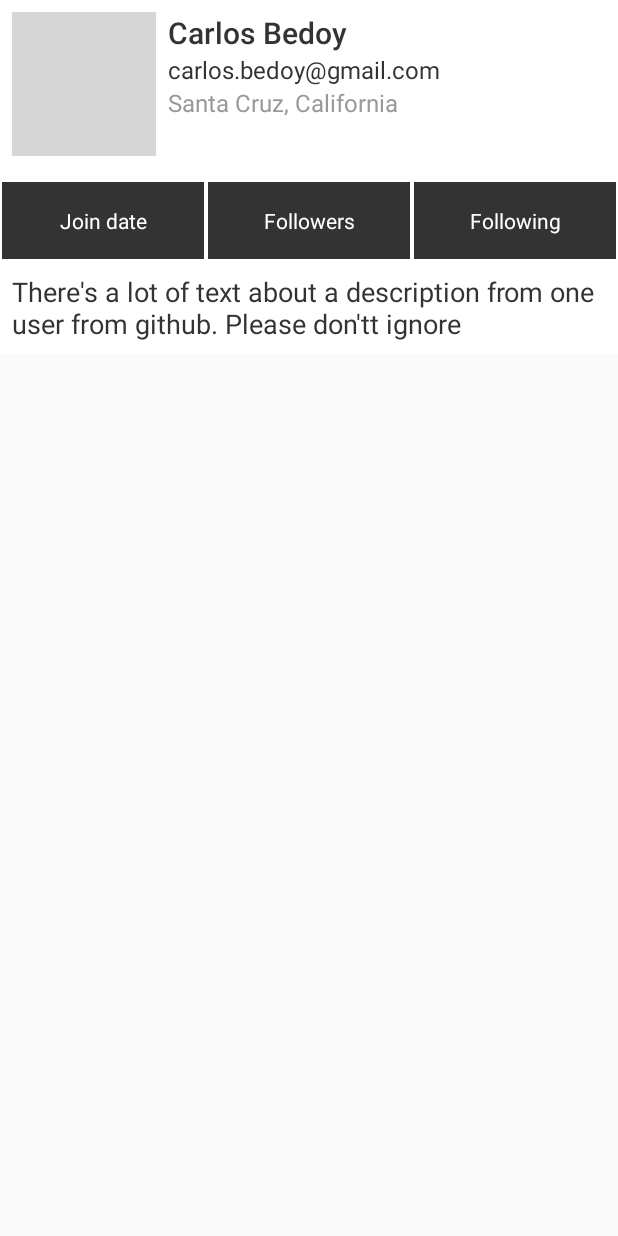
After one commit to carlosbsys/t-mobile-github, an Android app: the layout profile_item.xml on its own in the app's theme, with its tools: preview values and no code run, on a phone screen of 412 x 824 dp. The commit adds this screen. Run offline under Robolectric (Android 15) with nearby library versions, the phone set to English and light mode, and no system bars; grey boxes are pictures that could not be loaded.

Commit message:
Added holders, navigation and items

```diff
--- a/app/src/main/AndroidManifest.xml
+++ b/app/src/main/AndroidManifest.xml
@@ -1,6 +1,9 @@
 <?xml version="1.0" encoding="utf-8"?>
 <manifest xmlns:android="http://schemas.android.com/apk/res/android"
+    xmlns:tools="http://schemas.android.com/tools"
     package="mobile.github">
+
+    <uses-permission android:name="android.permission.INTERNET"/>
 
     <application
         android:allowBackup="true"
@@ -8,7 +11,8 @@
         android:label="@string/app_name"
         android:roundIcon="@mipmap/ic_launcher_round"
         android:supportsRtl="true"
-        android:theme="@style/AppTheme">
+        android:theme="@style/AppTheme"
+        tools:ignore="GoogleAppIndexingWarning">
         <activity android:name=".MainActivity">
             <intent-filter>
                 <action android:name="android.intent.action.MAIN" />
--- /dev/null
+++ b/app/src/main/res/layout/profile_item.xml
@@ -0,0 +1,134 @@
+<?xml version="1.0" encoding="utf-8"?>
+<androidx.constraintlayout.widget.ConstraintLayout xmlns:android="http://schemas.android.com/apk/res/android"
+    xmlns:app="http://schemas.android.com/apk/res-auto"
+    xmlns:tools="http://schemas.android.com/tools"
+    android:orientation="vertical"
+    android:background="@color/white_color"
+    android:layout_width="match_parent"
+    android:layout_height="wrap_content">
+
+    <ImageView
+        android:id="@+id/profile_item_avatar"
+        android:layout_width="96dp"
+        android:layout_height="96dp"
+        android:layout_margin="8dp"
+        android:layout_marginStart="8dp"
+        android:layout_marginTop="8dp"
+        app:layout_constraintStart_toStartOf="parent"
+        app:layout_constraintTop_toTopOf="parent"
+        tools:srcCompat="@tools:sample/avatars" />
+
+    <TextView
+        android:id="@+id/profile_item_nickname"
+        android:layout_width="0dp"
+        android:layout_height="wrap_content"
+        android:layout_marginStart="8dp"
+        android:layout_marginTop="8dp"
+        android:layout_marginEnd="8dp"
+        android:fontFamily="sans-serif-medium"
+        android:text="Carlos Bedoy"
+        android:textColor="@color/black_primary"
+        android:textSize="20sp"
+        app:layout_constraintEnd_toEndOf="parent"
+        app:layout_constraintStart_toEndOf="@+id/profile_item_avatar"
+        app:layout_constraintTop_toTopOf="parent" />
+
+    <TextView
+        android:id="@+id/profile_item_email"
+        android:layout_width="0dp"
+        android:layout_height="wrap_content"
+        android:layout_marginStart="8dp"
+        android:layout_marginEnd="8dp"
+        android:fontFamily="sans-serif"
+        android:text="carlos.bedoy@gmail.com"
+        android:textColor="@color/black_primary"
+        android:textSize="16sp"
+        app:layout_constraintEnd_toEndOf="parent"
+        app:layout_constraintStart_toEndOf="@+id/profile_item_avatar"
+        app:layout_constraintTop_toBottomOf="@+id/profile_item_nickname" />
+
+    <TextView
+        android:id="@+id/profile_item_location"
+        android:layout_width="0dp"
+        android:layout_height="wrap_content"
+        android:layout_marginStart="8dp"
+        android:layout_marginEnd="8dp"
+        android:fontFamily="sans-serif"
+        android:text="Santa Cruz, California"
+        android:textColor="@color/black_hint"
+        android:textSize="16sp"
+        app:layout_constraintEnd_toEndOf="parent"
+        app:layout_constraintStart_toEndOf="@+id/profile_item_avatar"
+        app:layout_constraintTop_toBottomOf="@+id/profile_item_email" />
+
+
+    <LinearLayout
+        android:id="@+id/profile_item_sub_container"
+        android:layout_marginTop="16dp"
+        android:layout_width="match_parent"
+        android:layout_height="wrap_content"
+        android:orientation="horizontal"
+        android:background="@color/white_color"
+        app:layout_constraintTop_toBottomOf="@+id/profile_item_avatar"
+        tools:layout_editor_absoluteX="0dp">
+
+        <TextView
+            android:layout_margin="1dp"
+            android:id="@+id/profile_item_join_date"
+            android:layout_width="match_parent"
+            android:layout_height="wrap_content"
+            android:layout_weight="1"
+            android:fontFamily="sans-serif"
+            android:text="Join date"
+            android:paddingTop="16dp"
+            android:paddingBottom="16dp"
+            android:background="@color/black_primary"
+            android:gravity="center"
+            android:textColor="@color/white_color"
+            android:textSize="14sp" />
+
+        <TextView
+            android:layout_margin="1dp"
+            android:id="@+id/profile_item_followers"
+            android:layout_width="match_parent"
+            android:layout_height="wrap_content"
+            android:layout_weight="1"
+            android:fontFamily="sans-serif"
+            android:text="Followers"
+            android:paddingTop="16dp"
+            android:paddingBottom="16dp"
+            android:background="@color/black_primary"
+            android:gravity="center"
+            android:textColor="@color/white_color"
+            android:textSize="14sp" />
+
+        <TextView
+            android:layout_margin="1dp"
+            android:id="@+id/profile_item_following"
+            android:layout_width="match_parent"
+            android:layout_height="wrap_content"
+            android:layout_weight="1"
+            android:fontFamily="sans-serif"
+            android:text="Following"
+            android:paddingTop="16dp"
+            android:paddingBottom="16dp"
+            android:background="@color/black_primary"
+            android:gravity="center"
+            android:textColor="@color/white_color"
+            android:textSize="14sp" />
+    </LinearLayout>
+
+    <TextView
+        android:padding="8dp"
+        android:textSize="18sp"
+        android:text="There's a lot of text about a description from one user from github. Please don'tt ignore"
+        android:layout_width="match_parent"
+        android:textColor="@color/black_primary"
+        app:layout_constraintTop_toBottomOf="@+id/profile_item_sub_container"
+        android:layout_height="wrap_content"/>
+
+
+
+
+
+</androidx.constraintlayout.widget.ConstraintLayout>
--- a/app/src/main/res/values/colors.xml
+++ b/app/src/main/res/values/colors.xml
@@ -4,4 +4,8 @@
     <color name="colorPrimaryDark">#00574B</color>
     <color name="colorAccent">#D81B60</color>
     <color name="background_color">#FAFAFA</color>
+    <color name="white_color">#FFF</color>
+    <color name="black_primary">#333</color>
+    <color name="black_secondary">#666</color>
+    <color name="black_hint">#999</color>
 </resources>
```
Also changed, not shown: app/build.gradle (+8 -0 lines), app/src/main/java/mobile/github/adapter/GithubAdapter.kt (+34 -2 lines), app/src/main/java/mobile/github/holders/ProfileHolder.kt (added, +28 -0 lines), app/src/main/java/mobile/github/holders/RepoHolder.kt (added, +19 -0 lines), app/src/main/java/mobile/github/holders/UserHolder.kt (added, +23 -0 lines), app/src/main/res/layout/activity_main.xml (+9 -6 lines), app/src/main/res/layout/repo_item.xml (added, +45 -0 lines), app/src/main/res/layout/user_item.xml (added, +46 -0 lines), app/src/main/res/navigation/navigation_node.xml (added, +18 -0 lines).
